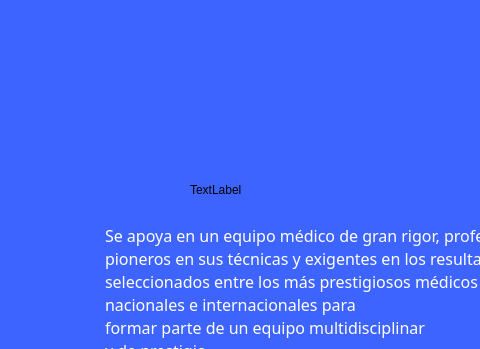
This is hospital-Core/mainwindow.ui in MrDanielG/Hospital-SCRUM as Qt 5 draws it before an edit; both pictures show x 530 to 1010 and y 0 to 349 of the 1366 by 750 pixel window. The edited form follows.
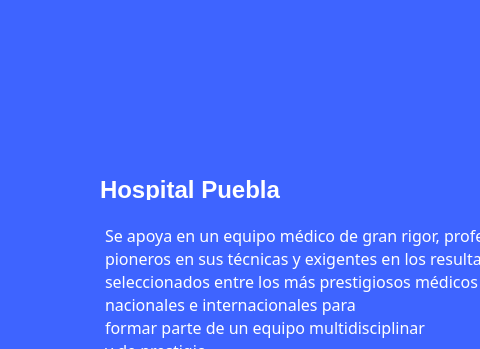
This is the edited form. The open tabs and pages were chosen to show the change. Icons and pictures are not drawn.

Diff of the .ui file:
```diff
--- a/hospital-Core/mainwindow.ui
+++ b/hospital-Core/mainwindow.ui
@@ -103,14 +103,24 @@
      <widget class="QLabel" name="label_2">
       <property name="geometry">
        <rect>
-        <x>720</x>
+        <x>630</x>
         <y>130</y>
         <width>191</width>
         <height>21</height>
        </rect>
       </property>
+      <property name="font">
+       <font>
+        <pointsize>18</pointsize>
+        <weight>75</weight>
+        <bold>true</bold>
+       </font>
+      </property>
+      <property name="styleSheet">
+       <string notr="true">color: white;</string>
+      </property>
       <property name="text">
-       <string>TextLabel</string>
+       <string>Hospital Puebla</string>
       </property>
      </widget>
      <widget class="QPlainTextEdit" name="plainTextEdit">
```
Left out of the diff: 2 changed lines with no effect on the pictures.
